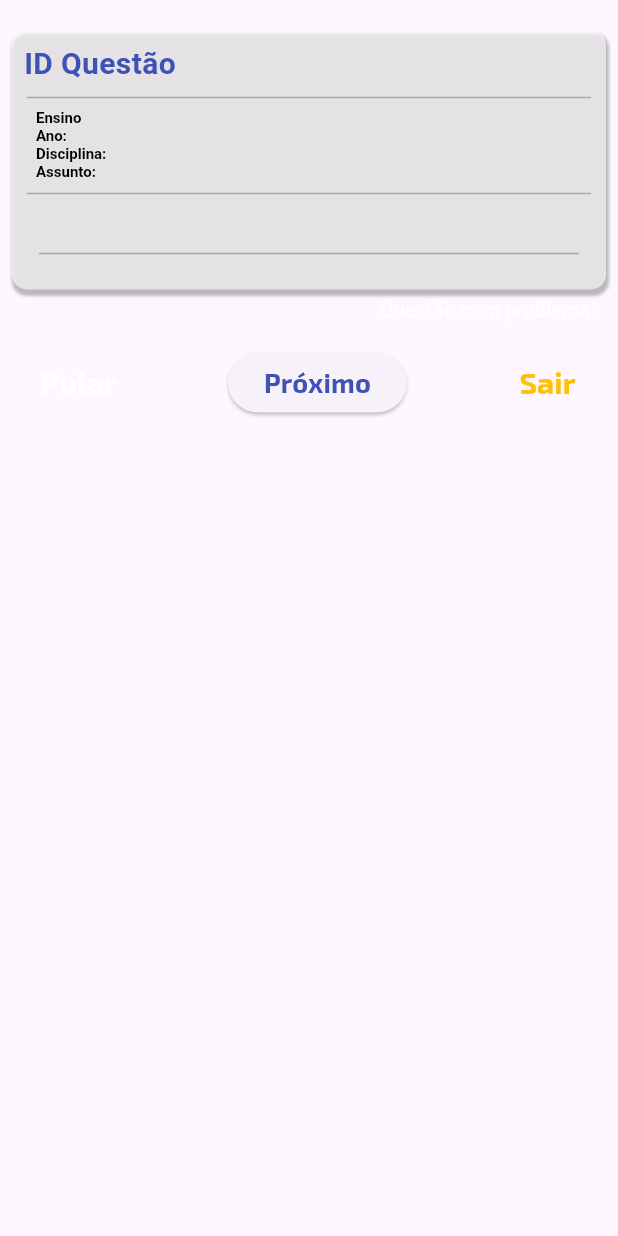
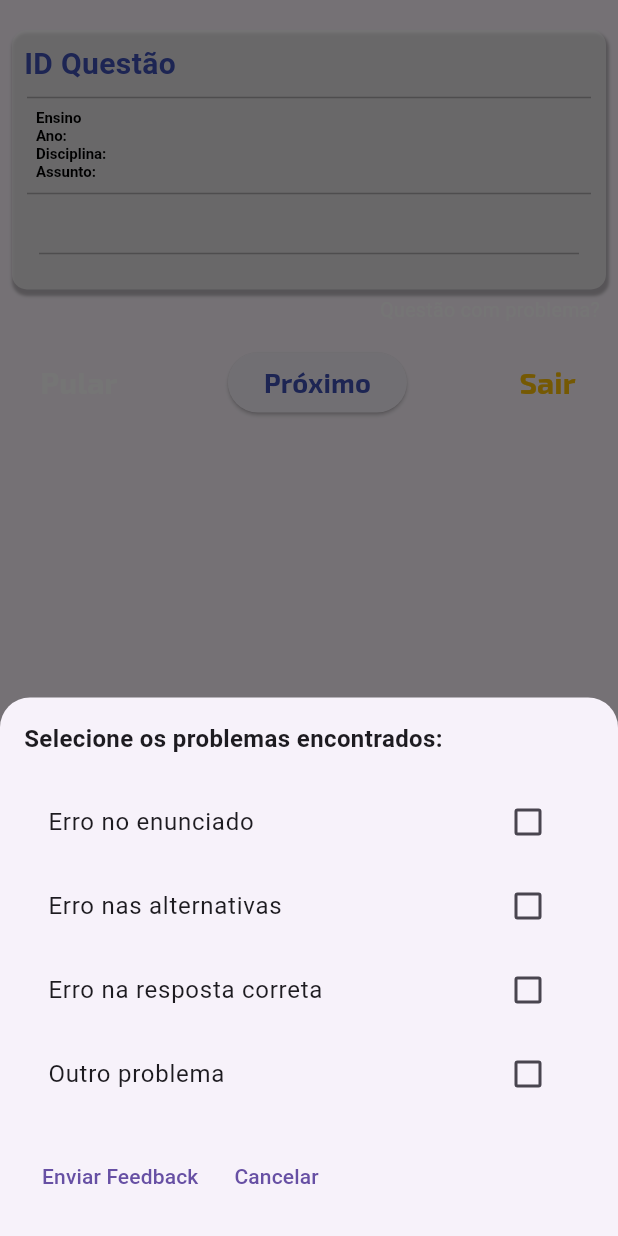
Before and after one commit to gustavodevmobile/Flutter, a Flutter app: the ScreenQuestions widget shown alone on an empty page, opened directly with empty values, after a tap on "Questão com problema?", on a phone screen of 412 x 824 dp. Run offline on Flutter 3.47's test engine with Material 3 defaults, Android fonts, the phone set to English and light mode, and no system bars; our stand-ins replace flutter_dotenv, flutter_tts, form_validator, google_fonts, internet_connection_checker, lottie and 3 more; missing offline and left inert: dart_eval; accounts and stored records are empty; Roboto replaces fonts that are missing (Aboreto).

Commit message:
implantação feedbacks

```diff
--- a/estuda+/lib/screens/screen_questions/widgets/box_screen_questions.dart
+++ b/estuda+/lib/screens/screen_questions/widgets/box_screen_questions.dart
@@ -4,6 +4,8 @@ import 'package:estudamais/controller/controller_questions.dart';
 import 'package:estudamais/screens/loading_next_page.dart';
 import 'package:estudamais/service/service_feedbacks.dart';
 import 'package:estudamais/theme/app_theme.dart';
+import 'package:estudamais/widgets/feedback_modal.dart';
+import 'package:estudamais/widgets/show_snackbar_error.dart';
 import 'package:flutter/material.dart';
 import 'package:estudamais/providers/global_providers.dart';
 import 'package:estudamais/screens/screen_questions/widgets/box_type_question.dart';
@@ -60,7 +62,6 @@ class _ScreenQuestionsState extends State<ScreenQuestions>
       bytesImageString = utf8.decode(string);
     }
     ControllerQuestions.isAnswered = false;
-    print('initState: ${ControllerQuestions.isAnswered}');
     super.initState();
   }
 
@@ -79,7 +80,6 @@ class _ScreenQuestionsState extends State<ScreenQuestions>
   @override
   Widget build(BuildContext context) {
     super.build(context);
-
     return Consumer<GlobalProviders>(builder: (context, value, child) {
       return ListView(
         children: [
@@ -192,20 +192,28 @@ class _ScreenQuestionsState extends State<ScreenQuestions>
               alignment: Alignment.bottomRight,
               width: MediaQuery.of(context).size.width,
               child: GestureDetector(
-                onTap: (){
-                  ServiceFeedbacks().sendFeedback(widget.id);
+                onTap: () {
+                  showModalBottomSheet(
+                    context: context,
+                    shape: const RoundedRectangleBorder(
+                      borderRadius:
+                          BorderRadius.vertical(top: Radius.circular(20)),
+                    ),
+                    builder: (BuildContext context) {
+                      return FeedbackModal(questionId: widget.id);
+                    },
+                  );
                 },
                 child: const Text(
-                'Questão com problema?',
-                style: TextStyle(color: Colors.white, fontSize: 13),
+                  'Questão com problema?',
+                  style: TextStyle(color: Colors.white, fontSize: 13),
 
-                // AppTheme.customTextStyle(
-                //     color: Colors.white, fontSize: 10, underline: true),
-                          ),
+                  // AppTheme.customTextStyle(
+                  //     color: Colors.white, fontSize: 10, underline: true),
+                ),
               ),
             ),
           ),
-
           Padding(
             padding:
                 const EdgeInsets.symmetric(vertical: 15.0, horizontal: 15.0),
--- a/estuda+/lib/service/service_feedbacks.dart
+++ b/estuda+/lib/service/service_feedbacks.dart
@@ -1,3 +1,5 @@
+import 'package:estudamais/widgets/show_snackbar_error.dart';
+import 'package:flutter/material.dart';
 import 'package:http/http.dart' as http;
 import 'dart:convert';
 import 'package:flutter_dotenv/flutter_dotenv.dart';
@@ -5,29 +7,26 @@ import 'package:flutter_dotenv/flutter_dotenv.dart';
 class ServiceFeedbacks {
   final String server = dotenv.env['server']!;
 
- Future<void> sendFeedback(String id)async{
-  try{
-    final jsonId = jsonEncode({
-      'id': id,
-    });
+  Future<void> sendFeedback(String id, BuildContext context, List<String> feedbackOptions,
+      Function(String) onSuccess, Function(String) onError) async {
+    try {
       final response = await http.post(
-      Uri.parse('http://$server/feedback/$jsonId'),
+        Uri.parse('http://$server/feedback'),
         headers: {
           'Content-Type': 'application/json',
         },
         body: jsonEncode({
-          'message': 'Feedback enviado com sucesso!',
+          'message': 'Foi reportado o(s) seguinte(s) erro(s) na questão id nº $id:',
+          'descriptions': feedbackOptions,
         }),
-
       );
       if (response.statusCode == 200) {
-      print('Feedback enviado com sucesso!');
+        onSuccess(response.body);
       } else {
-      print('Erro ao enviar feedback: ${response.statusCode}');
+        onError('Erro ao enviar feedback: ${response.statusCode}');
       }
     } catch (e) {
-    print('Erro ao enviar feedback: $e');
-
+     onError('Erro ao enviar feedback: $e');
     }
   }
 }
--- /dev/null
+++ b/estuda+/lib/widgets/feedback_modal.dart
@@ -0,0 +1,97 @@
+import 'package:flutter/material.dart';
+import 'package:estudamais/service/service_feedbacks.dart';
+import 'package:estudamais/widgets/show_snackbar_error.dart';
+
+class FeedbackModal extends StatefulWidget {
+  final String questionId;
+
+  const FeedbackModal({required this.questionId, super.key});
+
+  @override
+  FeedbackModalState createState() => FeedbackModalState();
+}
+
+class FeedbackModalState extends State<FeedbackModal> {
+  final ServiceFeedbacks serviceFeedbacks = ServiceFeedbacks();
+  final List<String> feedbackOptions = [
+    'Erro no enunciado',
+    'Erro nas alternativas',
+    'Erro na resposta correta',
+    'Outro problema'
+  ];
+  final List<String> selectedOptions = [];
+
+  void toggleOption(String option) {
+    setState(() {
+      if (selectedOptions.contains(option)) {
+        selectedOptions.remove(option);
+      } else {
+        selectedOptions.add(option);
+      }
+    });
+  }
+
+  void sendFeedback() async {
+    if (selectedOptions.isEmpty) {
+      showSnackBarError(context, 'Selecione pelo menos uma opção de feedback!',
+          Colors.orange);
+      return;
+    }
+
+    await serviceFeedbacks.sendFeedback(
+      widget.questionId,
+      context,
+      selectedOptions,
+      (response) {
+        showSnackBarError(
+            context, response, Colors.green);
+        Navigator.pop(context); // Fecha o modal
+      },
+      (error) {
+        showSnackBarError(context, error, Colors.red);
+      },
+    );
+  }
+
+  @override
+  Widget build(BuildContext context) {
+    return Padding(
+      padding: const EdgeInsets.all(16.0),
+      child: Column(
+        mainAxisSize: MainAxisSize.min,
+        crossAxisAlignment: CrossAxisAlignment.start,
+        children: [
+          const Text(
+            'Selecione os problemas encontrados:',
+            style: TextStyle(fontSize: 16, fontWeight: FontWeight.bold),
+          ),
+          const SizedBox(height: 16),
+          ...feedbackOptions.map((option) {
+            return CheckboxListTile(
+              title: Text(option),
+              value: selectedOptions.contains(option),
+              onChanged: (_) {
+                toggleOption(option);
+              },
+            );
+          }),
+          const SizedBox(height: 16),
+          Row(
+            children: [
+              TextButton(
+                onPressed: sendFeedback,
+                child: const Text('Enviar Feedback'),
+              ),
+              TextButton(
+                onPressed: () {
+                  Navigator.pop(context); // Fecha o modal
+                },
+                child: const Text('Cancelar'),
+              ),
+            ],
+          )
+        ],
+      ),
+    );
+  }
+}
```
Lines whose indentation alone changed are shown as unchanged.
